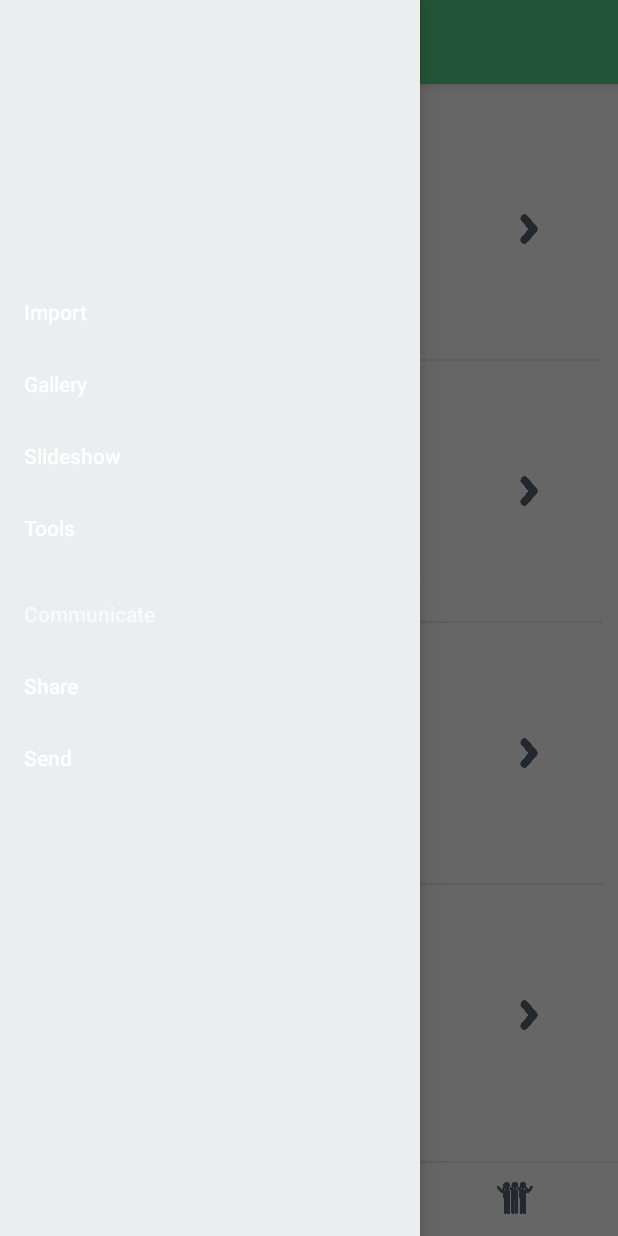
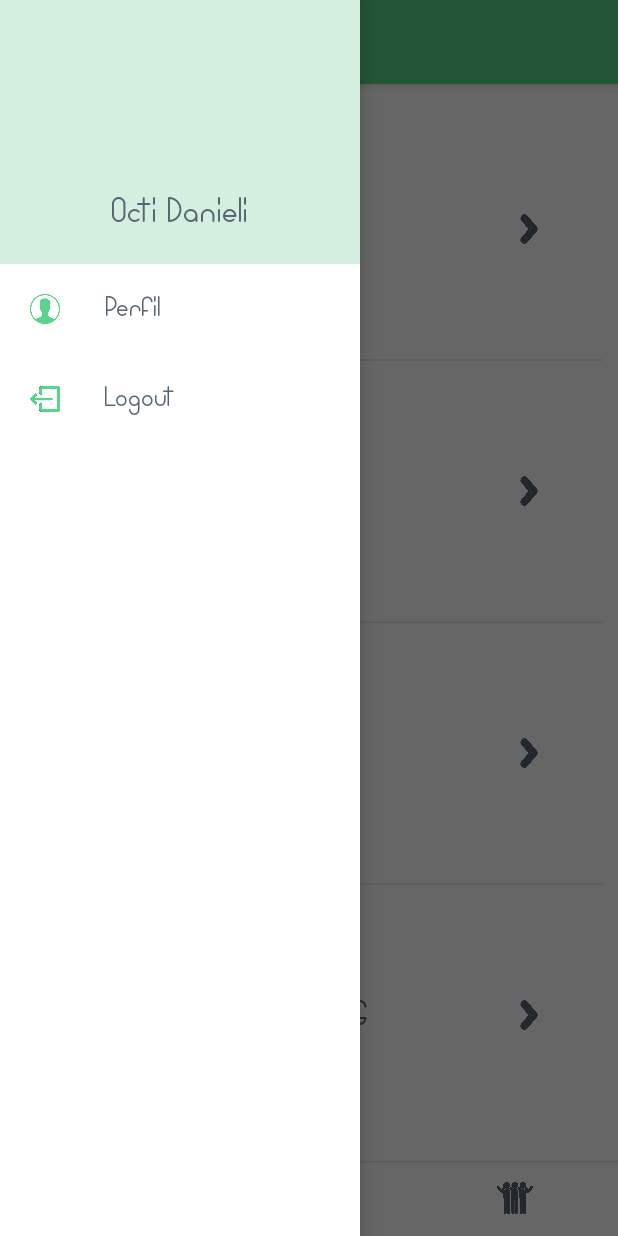
Before and after one commit to mrtotem/avisame_v2, an Android app: the screen it shows after launch (MainActivity), with the side drawer open, on a phone screen of 412 x 824 dp. Run offline under Robolectric (Android 15) with nearby library versions, the phone set to English and light mode, and no system bars; libraries missing offline, so code that uses them is left out: com.facebook.drawee; plain views replace SimpleDraweeView; 2 statements that could not run were skipped.

Commit message:
FIX: navigation drawer

```diff
--- a/app/src/main/java/com/mrtotem/avisame/enums/Sections.kt
+++ b/app/src/main/java/com/mrtotem/avisame/enums/NavOptions.kt
@@ -3,5 +3,8 @@ package com.mrtotem.avisame.enums
 /**
  * Created by Toto on 26/1/2018.
  */
-enum class Sections {
+enum class NavOptions {
+
+    PROFILE,
+    LOGOUT
 }
--- a/app/src/main/java/com/mrtotem/avisame/enums/UITypes.java
+++ b/app/src/main/java/com/mrtotem/avisame/enums/UITypes.kt
@@ -1,10 +1,9 @@
-package com.mrtotem.avisame.enums;
+package com.mrtotem.avisame.enums
 
 /**
  * Created by Octavio on 29/01/2018.
  */
-
-public enum UITypes {
+enum class UITypes {
 
     WITH_NAVIGATION,
     WITH_BACK_BUTTON
--- a/app/src/main/java/com/mrtotem/avisame/presenters/MainPresenter.kt
+++ b/app/src/main/java/com/mrtotem/avisame/presenters/MainPresenter.kt
@@ -1,10 +1,32 @@
 package com.mrtotem.avisame.presenters
 
+import com.mrtotem.avisame.enums.NavOptions
+import com.mrtotem.avisame.views.adapters.NavigationViewAdapter
 import com.mrtotem.avisame.views.interfaces.BaseMvp
 
 /**
  * Created by Octavio on 29/01/2018.
  */
-public open class MainPresenter : BasePresenter<BaseMvp>() {
+class MainPresenter : BasePresenter<BaseMvp>(), NavigationViewAdapter.OnNavigationClickListener {
 
+    lateinit var adapter: NavigationViewAdapter
+
+    override fun onClickListener(option: NavOptions) {
+        when (option) {
+            NavOptions.PROFILE -> {
+                view!!.onDrawerClose()
+            }
+
+            NavOptions.LOGOUT -> {
+                view!!.onDrawerClose()
+            }
+        }
+    }
+
+    fun buildNavigationView(): NavigationViewAdapter {
+
+        adapter = NavigationViewAdapter(view!!.getContext(), this)
+        adapter.configNavView()
+        return adapter
+    }
 }
--- a/app/src/main/java/com/mrtotem/avisame/views/activities/MainActivity.kt
+++ b/app/src/main/java/com/mrtotem/avisame/views/activities/MainActivity.kt
@@ -1,12 +1,13 @@
 package com.mrtotem.avisame.views.activities
 
 import android.os.Bundle
-import android.support.design.widget.NavigationView
 import android.support.design.widget.TabLayout
 import android.support.v4.view.GravityCompat
 import android.support.v4.widget.DrawerLayout
 import android.support.v7.app.ActionBarDrawerToggle
 import android.support.v7.app.AppCompatActivity
+import android.support.v7.widget.LinearLayoutManager
+import android.support.v7.widget.RecyclerView
 import android.support.v7.widget.Toolbar
 import android.view.View
 import com.mrtotem.avisame.R
@@ -21,7 +22,7 @@ class MainActivity : AppCompatActivity(), BaseMvp {
 
     private lateinit var mToolbar: Toolbar
     private lateinit var mTabLayout: TabLayout
-    private lateinit var mNavigationView: NavigationView
+    private lateinit var mNavigationView: RecyclerView
     private lateinit var mDrawerLayout: DrawerLayout
     private lateinit var mMainPresenter: MainPresenter
 
@@ -32,17 +33,12 @@ class MainActivity : AppCompatActivity(), BaseMvp {
         mToolbar = findViewById<Toolbar>(R.id.toolbar) as Toolbar
         mTabLayout = findViewById<View>(R.id.tab) as TabLayout
         mDrawerLayout = findViewById<DrawerLayout>(R.id.drawer) as DrawerLayout
-        mNavigationView = findViewById<NavigationView>(R.id.nav_view) as NavigationView
+        mNavigationView = findViewById<RecyclerView>(R.id.nav_view) as RecyclerView
 
         setSupportActionBar(mToolbar)
-
-        val toggle = ActionBarDrawerToggle(
-                this, mDrawerLayout, mToolbar, R.string.navigation_drawer_open, R.string.navigation_drawer_close)
-        mDrawerLayout.addDrawerListener(toggle)
-        toggle.syncState()
-
+        initMainPresenter()
+        initNavView()
         initTabs()
-        startsMainPresenter()
     }
 
     override fun onBackPressed() {
@@ -51,6 +47,17 @@ class MainActivity : AppCompatActivity(), BaseMvp {
         } else {
             super.onBackPressed()
         }
+    }
+
+    private fun initNavView() {
+        val toggle = ActionBarDrawerToggle(
+                this, mDrawerLayout, mToolbar, R.string.navigation_drawer_open, R.string.navigation_drawer_close)
+        mDrawerLayout.addDrawerListener(toggle)
+        toggle.syncState()
+
+        mNavigationView.layoutManager = LinearLayoutManager(this, LinearLayoutManager.VERTICAL, false)
+
+        mNavigationView.adapter = mMainPresenter.buildNavigationView()
     }
 
     private fun initTabs() {
@@ -103,9 +110,18 @@ class MainActivity : AppCompatActivity(), BaseMvp {
         }
     }
 
-    private fun startsMainPresenter() {
+    private fun initMainPresenter() {
 
         mMainPresenter = MainPresenter()
+        mMainPresenter.attachView(this)
+    }
+
+    override fun onDrawerClose() {
+        mDrawerLayout.closeDrawer(GravityCompat.START)
+    }
+
+    override fun getContext(): MainActivity {
+        return this
     }
 
     override fun configToolbar(type: UITypes) {
--- a/app/src/main/java/com/mrtotem/avisame/views/adapters/FriendsAdapter.kt
+++ b/app/src/main/java/com/mrtotem/avisame/views/adapters/FriendsAdapter.kt
@@ -37,7 +37,7 @@ class FriendsAdapter(val context: Context, val userList: ArrayList<String>?) : R
 
         return when (viewType) {
             ADD_FRIEND -> AddFriendVH(LayoutInflater.from(parent?.context).inflate(R.layout.row_add_friend, parent, false))
-            else -> FriendVH(LayoutInflater.from(parent?.context).inflate(R.layout.row_friend, parent, false))
+            else -> FriendVH(LayoutInflater.from(parent?.context).inflate(R.layout.row_friend, parent, false), this)
         }
     }
 
@@ -62,19 +62,25 @@ class FriendsAdapter(val context: Context, val userList: ArrayList<String>?) : R
                 (holder as FriendVH).setupFriendVH(
                         context,
                         (rows?.get(position) as FriendView).name,
-                        (rows?.get(position) as FriendView).isSelected)
+                        (rows?.get(position) as FriendView).isSelected,
+                        position)
         }
     }
 
-    class FriendVH(v: View) : RecyclerView.ViewHolder(v) {
+    class FriendVH(v: View, private val adapter: FriendsAdapter) : RecyclerView.ViewHolder(v) {
 
         var friendName: AvisameTextView = v.findViewById<AvisameTextView>(R.id.friend_name) as AvisameTextView
         var avatar: SimpleDraweeView = v.findViewById<SimpleDraweeView>(R.id.friend_avatar) as SimpleDraweeView
         var selected: ImageView = v.findViewById(R.id.selected)
 
-        fun setupFriendVH(context: Context, name: String?, isSelected: Boolean) {
+        fun setupFriendVH(context: Context, name: String?, isSelected: Boolean, position: Int) {
+
+            avatar.setOnClickListener({
+                adapter.notifiyNewSelection(position)
+            })
 
             friendName.text = name
+
             if (isSelected) {
                 friendName.setTextColor(context.resources.getColor(R.color.colorTabElementSelected))
                 selected.visibility = View.VISIBLE
@@ -100,7 +106,19 @@ class FriendsAdapter(val context: Context, val userList: ArrayList<String>?) : R
         var avatar: String? = friendAvatar
     }
 
-    class AddFriendView {
+    class AddFriendView {}
 
+    fun notifiyNewSelection(position: Int) {
+
+        rows!!
+                .filterIsInstance<FriendView>()
+                .filter { rows!!.indexOf(it) != position }
+                .forEach { it.isSelected = false }
+
+        if (rows!![position] is FriendView) {
+            (rows!![position] as FriendView).isSelected = true
+        }
+
+        notifyDataSetChanged()
     }
 }
--- /dev/null
+++ b/app/src/main/java/com/mrtotem/avisame/views/adapters/NavigationViewAdapter.kt
@@ -0,0 +1,128 @@
+package com.mrtotem.avisame.views.adapters
+
+import android.content.Context
+import android.support.v7.widget.RecyclerView
+import android.view.LayoutInflater
+import android.view.View
+import android.view.ViewGroup
+import android.widget.ImageView
+import com.facebook.drawee.view.SimpleDraweeView
+import com.mrtotem.avisame.R
+import com.mrtotem.avisame.enums.NavOptions
+import com.mrtotem.avisame.utils.ImageUtils
+import widgets.AvisameTextView
+
+/**
+ * Created by Octavio on 29/01/2018.
+ */
+class NavigationViewAdapter(val context: Context, val listener: OnNavigationClickListener) : RecyclerView.Adapter<RecyclerView.ViewHolder>() {
+
+    val HEADER: Int = 0
+    val CONTENT: Int = 1
+    val FOOTER: Int = 2
+
+    lateinit var rows: ArrayList<Any>
+
+    fun configNavView() {
+
+        rows = arrayListOf()
+        rows.add(NavHeader("Octi Danieli", ""))
+        rows.add(NavItem("Perfil", R.mipmap.profile_icon, NavOptions.PROFILE))
+        rows.add(NavItem("Logout", R.mipmap.logout_icon, NavOptions.LOGOUT))
+    }
+
+    override fun onCreateViewHolder(parent: ViewGroup?, viewType: Int): RecyclerView.ViewHolder {
+
+        return when (viewType) {
+            HEADER -> NavHeaderHolder(LayoutInflater.from(parent?.context).inflate(R.layout.row_nav_header, parent, false))
+            FOOTER -> NavFooterHolder(LayoutInflater.from(parent?.context).inflate(R.layout.row_nav_footer, parent, false))
+            else -> NavItemHolder(LayoutInflater.from(parent?.context).inflate(R.layout.row_nav_item, parent, false))
+        }
+    }
+
+    override fun getItemCount(): Int {
+        return rows.size
+    }
+
+    override fun getItemViewType(position: Int): Int {
+
+        if (rows[position] is NavHeader) {
+            return HEADER
+        }
+
+        if (rows[position] is NavFooter) {
+            return FOOTER
+        }
+
+        return CONTENT
+    }
+
+    override fun onBindViewHolder(holder: RecyclerView.ViewHolder?, position: Int) {
+
+        when (getItemViewType(position)) {
+            HEADER -> {
+                val data = rows[position] as NavHeader
+                ((holder as NavHeaderHolder).setupHeader(data.mUsername, data.mAvatarRes))
+            }
+
+            FOOTER -> {
+
+            }
+
+            CONTENT -> {
+                val data = rows[position] as NavItem
+                ((holder as NavItemHolder).setupHeader(context, data.title, data.iconRes, data.option, listener))
+            }
+        }
+    }
+
+    class NavHeader(username: String, avatarRes: String) {
+
+        var mUsername = username
+        var mAvatarRes = avatarRes
+    }
+
+    class NavFooter {}
+
+    class NavItem(title: String, iconRes: Int, option: NavOptions) {
+
+        var title = title
+        var iconRes = iconRes
+        var option = option
+    }
+
+    class NavHeaderHolder(view: View) : RecyclerView.ViewHolder(view) {
+
+        var mAvatar: SimpleDraweeView = view.findViewById<SimpleDraweeView>(R.id.avatar) as SimpleDraweeView
+        var mUsername: AvisameTextView = view.findViewById<AvisameTextView>(R.id.user_name) as AvisameTextView
+
+        fun setupHeader(username: String, avatarRes: String) {
+
+            mUsername.text = username
+            mAvatar.controller = ImageUtils().processImage(null, 128, 128)
+        }
+    }
+
+    class NavFooterHolder(view: View) : RecyclerView.ViewHolder(view) {}
+
+    class NavItemHolder(view: View) : RecyclerView.ViewHolder(view) {
+
+        var mClickeable: View = view.findViewById(R.id.clickeable)
+        var mItemIcon: ImageView = view.findViewById<ImageView>(R.id.nav_icon) as ImageView
+        var mItemLabel: AvisameTextView = view.findViewById<AvisameTextView>(R.id.nav_label) as AvisameTextView
+
+        fun setupHeader(context: Context, label: String, avatarRes: Int, option: NavOptions, listener: OnNavigationClickListener) {
+
+            mItemIcon.setImageDrawable(context.getDrawable(avatarRes))
+            mItemLabel.text = label
+            mClickeable.setOnClickListener {
+                listener.onClickListener(option)
+            }
+        }
+    }
+
+    interface OnNavigationClickListener {
+
+        fun onClickListener(option: NavOptions)
+    }
+}
--- a/app/src/main/java/com/mrtotem/avisame/views/interfaces/BaseMvp.kt
+++ b/app/src/main/java/com/mrtotem/avisame/views/interfaces/BaseMvp.kt
@@ -1,6 +1,7 @@
 package com.mrtotem.avisame.views.interfaces
 
 import com.mrtotem.avisame.enums.UITypes
+import com.mrtotem.avisame.views.activities.MainActivity
 
 /**
  * Created by Octavio on 29/01/2018.
@@ -10,4 +11,8 @@ interface BaseMvp {
     fun configToolbar(type: UITypes)
 
     fun setToolbarTitle(title: String)
+
+    fun getContext(): MainActivity
+
+    fun onDrawerClose()
 }
--- a/app/src/main/res/layout/activity_main.xml
+++ b/app/src/main/res/layout/activity_main.xml
@@ -42,13 +42,12 @@
             android:background="@color/colorTextLight" />
     </RelativeLayout>
 
-    <android.support.design.widget.NavigationView
+    <android.support.v7.widget.RecyclerView
         android:id="@+id/nav_view"
-        android:layout_width="wrap_content"
+        android:layout_width="240dp"
         android:layout_height="match_parent"
         android:layout_gravity="start"
-        android:background="@color/colorTextLight"
+        android:background="@color/colorPrimaryLight"
         android:fitsSystemWindows="true"
-        app:headerLayout="@layout/nav_header_main"
-        app:menu="@menu/activity_main_drawer" />
+        android:scrollbars="none" />
 </android.support.v4.widget.DrawerLayout>
--- /dev/null
+++ b/app/src/main/res/layout/row_nav_footer.xml
@@ -0,0 +1,9 @@
+<?xml version="1.0" encoding="utf-8"?>
+<LinearLayout xmlns:android="http://schemas.android.com/apk/res/android"
+    android:layout_width="match_parent"
+    android:layout_height="@dimen/nav_header_height"
+    android:background="#D4EFDF"
+    android:gravity="center"
+    android:orientation="vertical">
+
+</LinearLayout>
--- a/app/src/main/res/layout/nav_header_main.xml
+++ b/app/src/main/res/layout/row_nav_header.xml
@@ -1,31 +1,34 @@
 <?xml version="1.0" encoding="utf-8"?>
 <LinearLayout xmlns:android="http://schemas.android.com/apk/res/android"
-    xmlns:fresco="http://schemas.android.com/tools"
+    xmlns:fresco="http://schemas.android.com/apk/res-auto"
     android:layout_width="match_parent"
     android:layout_height="@dimen/nav_header_height"
-    android:background="@color/colorTextLight"
-    android:gravity="bottom"
+    android:background="#D4EFDF"
+    android:gravity="center"
     android:orientation="vertical"
     android:paddingBottom="@dimen/activity_vertical_margin"
     android:paddingLeft="@dimen/activity_horizontal_margin"
     android:paddingRight="@dimen/activity_horizontal_margin"
-    android:paddingTop="@dimen/activity_vertical_margin"
-    android:theme="@style/ThemeOverlay.AppCompat.Dark">
+    android:paddingTop="@dimen/activity_vertical_margin">
 
     <com.facebook.drawee.view.SimpleDraweeView
-        android:id="@+id/friend_avatar"
-        android:layout_width="80dp"
-        android:layout_height="80dp"
-        android:paddingTop="8dp"
+        android:id="@+id/avatar"
+        android:layout_width="100dp"
+        android:layout_height="100dp"
         fresco:actualImageResource="@mipmap/avatar_example"
         fresco:actualImageScaleType="centerInside"
         fresco:placeholderImage="@mipmap/avatar_example"
         fresco:roundAsCircle="true" />
 
-    <TextView
+    <widgets.AvisameTextView
         android:id="@+id/user_name"
+        style="@style/AvisameDigitaltTextDarkLarge"
         android:layout_width="match_parent"
         android:layout_height="wrap_content"
+        android:layout_gravity="center"
+        android:gravity="center"
         android:paddingTop="@dimen/nav_header_vertical_spacing"
-        style="@style/AvisameDigitaltTextDarkMedium" />
+        android:text="Octi Danieli"
+        android:textStyle="bold" />
+
 </LinearLayout>
--- /dev/null
+++ b/app/src/main/res/layout/row_nav_item.xml
@@ -0,0 +1,27 @@
+<?xml version="1.0" encoding="utf-8"?>
+<LinearLayout xmlns:android="http://schemas.android.com/apk/res/android"
+    android:id="@+id/clickeable"
+    android:layout_width="match_parent"
+    android:layout_height="60dp"
+    android:orientation="horizontal"
+    android:padding="10dp">
+
+    <ImageView
+        android:id="@+id/nav_icon"
+        android:layout_width="40dp"
+        android:layout_height="40dp"
+        android:layout_gravity="center_vertical|start"
+        android:padding="10dp"
+        android:scaleType="centerInside"
+        android:src="@mipmap/profile_icon" />
+
+    <widgets.AvisameTextView
+        android:id="@+id/nav_label"
+        style="@style/AvisameDigitaltTextDarkMedium"
+        android:layout_width="wrap_content"
+        android:layout_height="wrap_content"
+        android:layout_gravity="center"
+        android:layout_marginLeft="20dp"
+        android:gravity="center"
+        android:text="Profile" />
+</LinearLayout>
--- a/app/src/main/res/menu/activity_main_drawer.xml
+++ /dev/null
@@ -1,32 +0,0 @@
-<?xml version="1.0" encoding="utf-8"?>
-<menu xmlns:android="http://schemas.android.com/apk/res/android"
-    xmlns:tools="http://schemas.android.com/tools"
-    tools:showIn="navigation_view">
-
-    <group android:checkableBehavior="single">
-        <item
-            android:id="@+id/nav_camera"
-            android:title="Import" />
-        <item
-            android:id="@+id/nav_gallery"
-            android:title="Gallery" />
-        <item
-            android:id="@+id/nav_slideshow"
-            android:title="Slideshow" />
-        <item
-            android:id="@+id/nav_manage"
-            android:title="Tools" />
-    </group>
-
-    <item android:title="Communicate">
-        <menu>
-            <item
-                android:id="@+id/nav_share"
-                android:title="Share" />
-            <item
-                android:id="@+id/nav_send"
-                android:title="Send" />
-        </menu>
-    </item>
-
-</menu>
```
Also changed, not shown: app/src/main/res/mipmap-hdpi/logout_icon.png (added), app/src/main/res/mipmap-hdpi/profile_icon.png (added).
